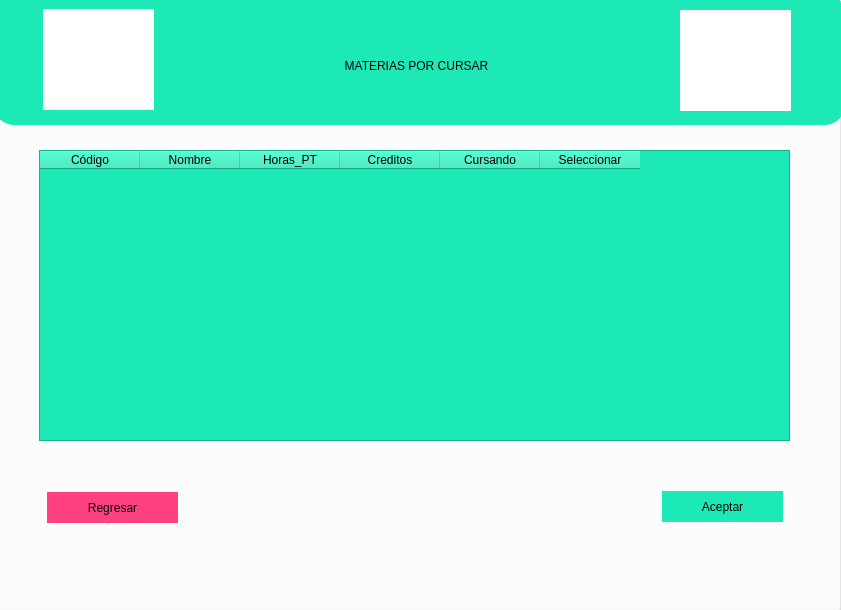
Old version of the form SCS/materias_por_cursar.ui in the repository sagarme17/SCS.
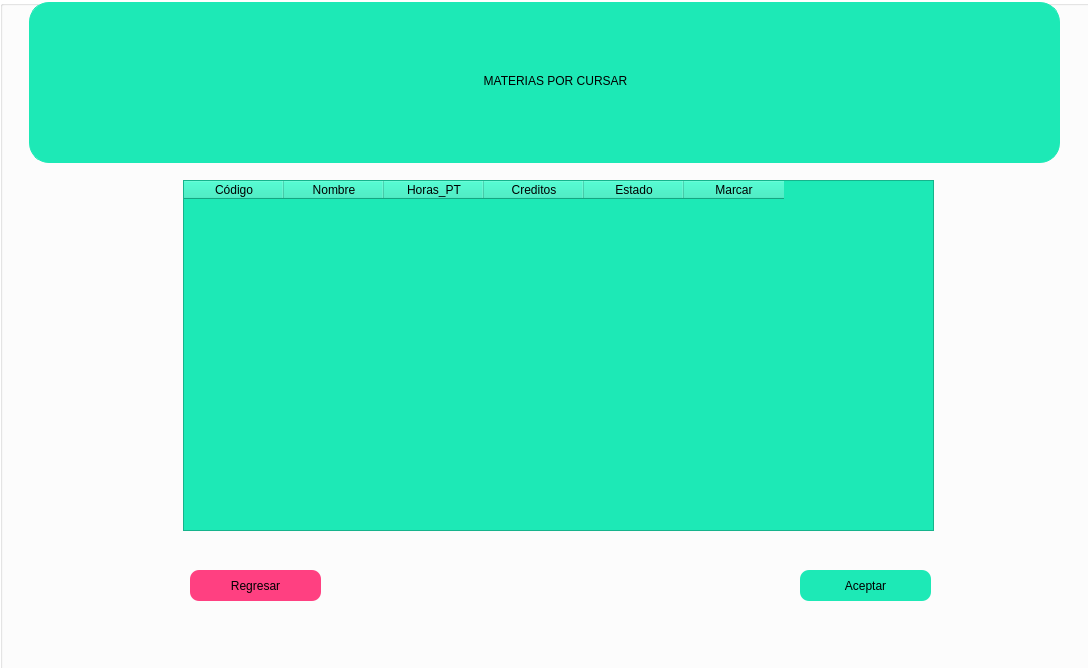
New version of the form. Icons and pictures are not drawn.

Commit message: Materias Por Cursar actualizada

```diff
--- a/SCS/materias_por_cursar.ui
+++ b/SCS/materias_por_cursar.ui
@@ -6,8 +6,8 @@
    <rect>
     <x>0</x>
     <y>0</y>
-    <width>841</width>
-    <height>610</height>
+    <width>1088</width>
+    <height>668</height>
    </rect>
   </property>
   <property name="windowTitle">
@@ -20,10 +20,10 @@
   <widget class="QGroupBox" name="groupBox_2">
    <property name="geometry">
     <rect>
-     <x>-20</x>
+     <x>0</x>
      <y>0</y>
-     <width>861</width>
-     <height>611</height>
+     <width>1101</width>
+     <height>691</height>
     </rect>
    </property>
    <property name="styleSheet">
@@ -35,10 +35,10 @@
    <widget class="QTableWidget" name="Tabla1">
     <property name="geometry">
      <rect>
-      <x>59</x>
-      <y>150</y>
+      <x>183</x>
+      <y>180</y>
       <width>751</width>
-      <height>291</height>
+      <height>351</height>
      </rect>
     </property>
     <property name="styleSheet">
@@ -49,40 +49,58 @@
      <property name="text">
       <string>Código</string>
      </property>
+     <property name="textAlignment">
+      <set>AlignCenter</set>
+     </property>
     </column>
     <column>
      <property name="text">
       <string>Nombre</string>
      </property>
+     <property name="textAlignment">
+      <set>AlignCenter</set>
+     </property>
     </column>
     <column>
      <property name="text">
       <string>Horas_PT</string>
      </property>
+     <property name="textAlignment">
+      <set>AlignCenter</set>
+     </property>
     </column>
     <column>
      <property name="text">
       <string>Creditos</string>
      </property>
+     <property name="textAlignment">
+      <set>AlignCenter</set>
+     </property>
     </column>
     <column>
      <property name="text">
-      <string>Cursando</string>
+      <string>Estado</string>
      </property>
+     <property name="textAlignment">
+      <set>AlignCenter</set>
+     </property>
     </column>
     <column>
      <property name="text">
-      <string>Seleccionar</string>
+      <string>Marcar</string>
+     </property>
+     <property name="textAlignment">
+      <set>AlignCenter</set>
      </property>
     </column>
    </widget>
    <widget class="QLabel" name="label">
     <property name="geometry">
      <rect>
-      <x>196</x>
+      <x>300</x>
       <y>40</y>
-      <width>481</width>
-      <height>51</height>
+      <width>511</width>
+      <height>81</height>
      </rect>
     </property>
     <property name="styleSheet">
@@ -101,12 +119,15 @@
    <widget class="QLabel" name="label_2">
     <property name="geometry">
      <rect>
-      <x>63</x>
-      <y>9</y>
+      <x>61</x>
+      <y>24</y>
       <width>111</width>
       <height>101</height>
      </rect>
     </property>
+    <property name="styleSheet">
+     <string notr="true">background-color: transparent;</string>
+    </property>
     <property name="text">
      <string/>
     </property>
@@ -120,12 +141,16 @@
    <widget class="QLabel" name="label_3">
     <property name="geometry">
      <rect>
-      <x>700</x>
-      <y>10</y>
+      <x>922</x>
+      <y>22</y>
       <width>111</width>
       <height>101</height>
      </rect>
     </property>
+    <property name="styleSheet">
+     <string notr="true">background-color: transparent;
+</string>
+    </property>
     <property name="pixmap">
      <pixmap resource="SRC.qrc">:/Images/checklist_102320.png</pixmap>
     </property>
@@ -136,17 +161,18 @@
    <widget class="QPushButton" name="pushButton">
     <property name="geometry">
      <rect>
-      <x>682</x>
-      <y>491</y>
-      <width>121</width>
+      <x>800</x>
+      <y>570</y>
+      <width>131</width>
       <height>31</height>
      </rect>
     </property>
     <property name="styleSheet">
      <string notr="true">background-color: #1DE9B6; 
 font: 14pt 75 &quot;Times New Roman&quot;;
-border:none;
-hover!pressed:border: 5px solid blue;</string>
+
+border: 2px ;
+    border-radius: 9px;</string>
     </property>
     <property name="text">
      <string>Aceptar</string>
@@ -155,8 +181,8 @@
    <widget class="QPushButton" name="pushButton_2">
     <property name="geometry">
      <rect>
-      <x>67</x>
-      <y>492</y>
+      <x>190</x>
+      <y>570</y>
       <width>131</width>
       <height>31</height>
      </rect>
@@ -164,8 +190,8 @@
     <property name="styleSheet">
      <string notr="true">background-color: #FF4081;
 font: 14pt 75 &quot;Times New Roman&quot;;
-border:none;
-hover!pressed:border: 5px solid blue;</string>
+border: 2px ;
+    border-radius: 9px;</string>
     </property>
     <property name="text">
      <string>Regresar</string>
@@ -174,10 +200,10 @@
    <widget class="QLabel" name="label_4">
     <property name="geometry">
      <rect>
-      <x>14</x>
-      <y>-6</y>
-      <width>851</width>
-      <height>131</height>
+      <x>29</x>
+      <y>2</y>
+      <width>1031</width>
+      <height>161</height>
      </rect>
     </property>
     <property name="styleSheet">
```
The commit also changes 2 other files.
